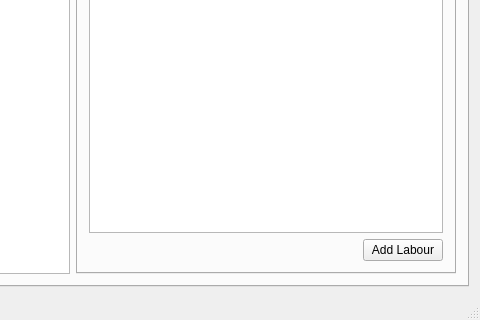
DFHack/Runesmith, file Runesmith/runesmith.ui: the form before one commit; both pictures show x 523 to 1003 and y 271 to 591 of the 1003 by 591 pixel window.
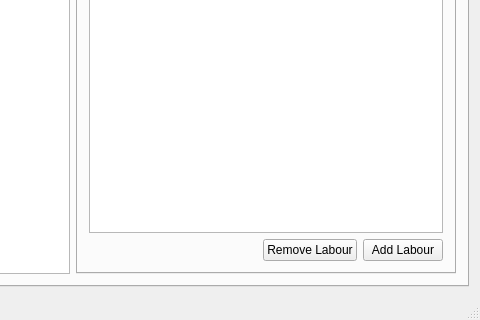
The form after the commit. The open tabs and pages were chosen to show the change. Icons and pictures are not drawn.

Commit message: moved material related reading to the attach function instead of process since we're caching anyway so it only needs to be done the once. This should speed up reading slightly. Implemented labour removing

```diff
--- a/Runesmith/runesmith.ui
+++ b/Runesmith/runesmith.ui
@@ -157,6 +157,13 @@
                 </property>
                </spacer>
               </item>
+              <item>
+               <widget class="QPushButton" name="dRemoveBtn">
+                <property name="text">
+                 <string>Remove Labour</string>
+                </property>
+               </widget>
+              </item>
               <item>
                <widget class="QPushButton" name="dAddLabBtn">
                 <property name="text">
```
Left out of the diff: 13 changed lines with no effect on the pictures. The commit also changes 7 other files.
